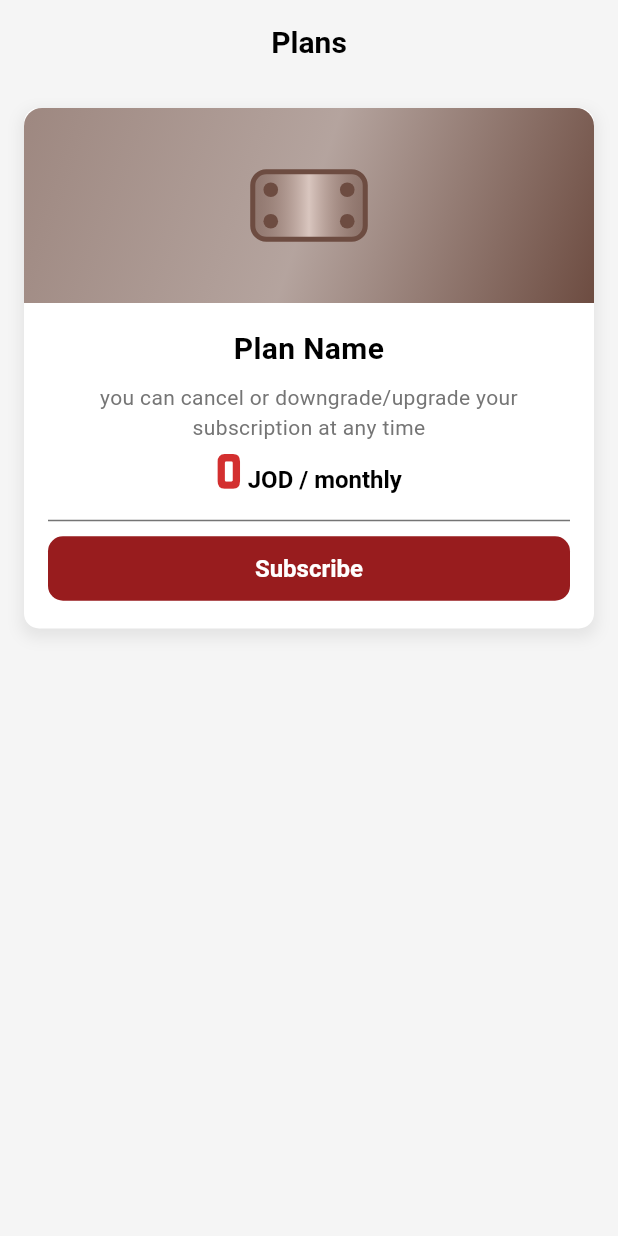
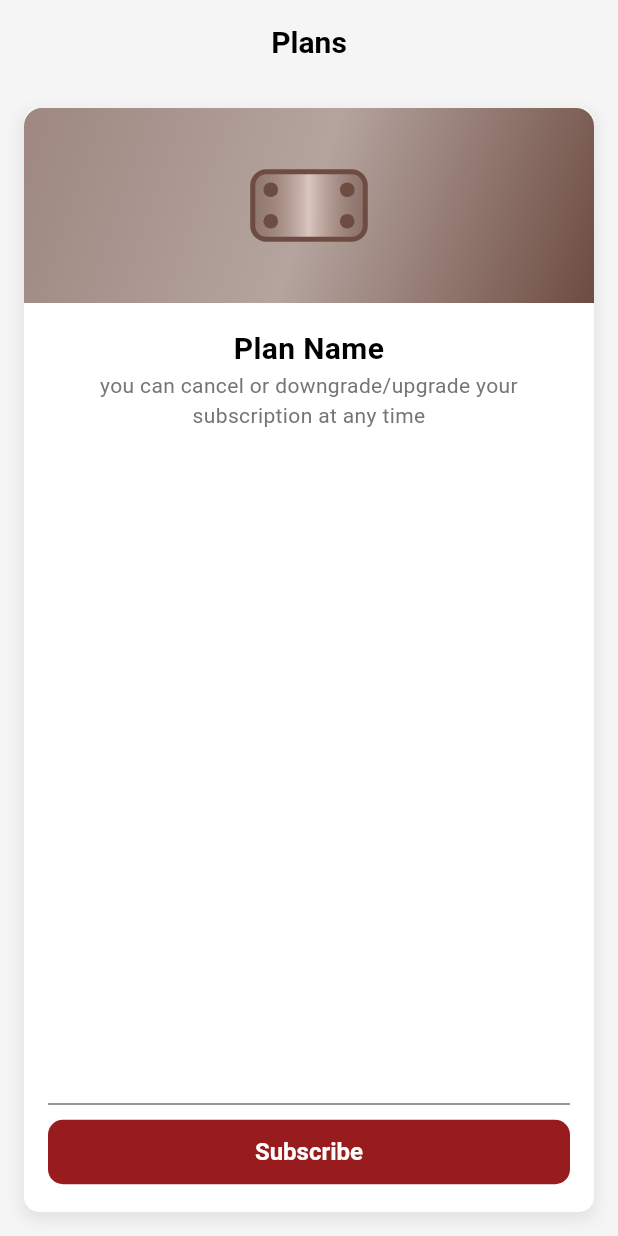
Before and after one commit to jo-plate/joplate-mobile-app, a Flutter app: the screen it shows after launch, on a phone screen of 412 x 824 dp. Run offline on Flutter 3.47's test engine with Material 3 defaults, Android fonts, the phone set to English and light mode, and no system bars; drawn by our look-alikes of carousel_slider; our stand-ins replace auto_route, cloud_firestore, firebase_auth, firebase_core, flutter_bloc, freezed_annotation and 3 more; accounts and stored records are empty.

Commit message:
fix plans

```diff
--- a/lib/presentation/routes/pages/plans_screen/plans_page.dart
+++ b/lib/presentation/routes/pages/plans_screen/plans_page.dart
@@ -12,7 +12,7 @@ class PlansPage extends StatefulWidget {
 }
 
 class _PlansPageState extends State<PlansPage> {
-  List<Color> get colors => const [Color(0xFF6D4C41), Color(0xFFD4AF37), Color.fromARGB(255, 0, 109, 142)];
+  List<Color> get colors => const [Color(0xFF6D4C41), Color(0xFFD4AF37), Color.fromARGB(255, 75, 140, 160)];
 
   @override
   Widget build(BuildContext context) {
@@ -23,17 +23,19 @@ class _PlansPageState extends State<PlansPage> {
           backgroundColor: Colors.grey[100],
           foregroundColor: Colors.black,
         ),
-        body: CarouselSlider.builder(
+        body: SafeArea(
+          child: CarouselSlider.builder(
               options: CarouselOptions(
                 autoPlay: true,
                 padEnds: true,
                 viewportFraction: 1,
-              aspectRatio: 9 / 16,
+                height: MediaQuery.of(context).size.height,
                 enlargeCenterPage: false,
               ),
               itemCount: 3,
               itemBuilder: (BuildContext context, int index, int realIndex) {
-              return PlanWidget(color: colors[index]);
-            }));
+                return Expanded(child: PlanWidget(color: colors[index]));
+              }),
+        ));
   }
 }
--- a/lib/presentation/routes/pages/plans_screen/ui/plan_widget.dart
+++ b/lib/presentation/routes/pages/plans_screen/ui/plan_widget.dart
@@ -10,15 +10,14 @@ class PlanWidget extends StatelessWidget {
   final Color color;
   @override
   Widget build(BuildContext context) {
-    return Expanded(
-      child: Padding(
+    return Padding(
       padding: const EdgeInsets.all(16.0),
       child: Column(
         crossAxisAlignment: CrossAxisAlignment.stretch,
-          mainAxisAlignment: MainAxisAlignment.start,
-          mainAxisSize: MainAxisSize.max,
+        mainAxisAlignment: MainAxisAlignment.center,
         children: [
-            Container(
+          Expanded(
+            child: Container(
               decoration: BoxDecoration(
                 borderRadius: BorderRadius.circular(10),
                 color: Colors.white,
@@ -34,7 +33,6 @@ class PlanWidget extends StatelessWidget {
               child: Column(
                 crossAxisAlignment: CrossAxisAlignment.stretch,
                 mainAxisAlignment: MainAxisAlignment.start,
-                mainAxisSize: MainAxisSize.max,
                 children: [
                   Container(
                     height: 130,
@@ -52,66 +50,48 @@ class PlanWidget extends StatelessWidget {
                       child: PlateIcon(size: 75, color: color),
                     ),
                   ),
-                  Padding(
+                  Expanded(
+                    child: Padding(
                       padding: const EdgeInsets.all(16.0),
                       child: Column(
                         crossAxisAlignment: CrossAxisAlignment.stretch,
-                      mainAxisAlignment: MainAxisAlignment.start,
-                      mainAxisSize: MainAxisSize.max,
                         children: [
-                        const Text("Plan Name",
+                          const Text(
+                            "Plan Name",
                             textAlign: TextAlign.center,
-                            style: TextStyle(color: Colors.black, fontWeight: FontWeight.w700, fontSize: 20.0)),
-                        const SizedBox(
-                          height: 8,
+                            style: TextStyle(
+                              color: Colors.black,
+                              fontWeight: FontWeight.w700,
+                              fontSize: 20.0,
                             ),
-                        Text("you can cancel or downgrade/upgrade your subscription at any time",
+                          ),
+                          Text(
+                            "you can cancel or downgrade/upgrade your subscription at any time",
                             textAlign: TextAlign.center,
                             style: TextStyle(
                               color: Colors.grey[600],
                               fontSize: 14.0,
-                            )),
-                        const SizedBox(
-                          height: 8,
                             ),
-                        RichText(
-                          textAlign: TextAlign.center,
-                          text: TextSpan(children: [
-                            TextSpan(
-                                text: "0",
-                                style: TextStyle(
-                                    fontFamily: 'Mandatory',
-                                    fontWeight: FontWeight.w700,
-                                    color: Colors.red[700],
-                                    fontSize: 28.0)),
-                            const TextSpan(
-                              text: " JOD / monthly",
-                              style: TextStyle(
-                                fontWeight: FontWeight.w700,
-                                color: Colors.black,
-                                fontSize: 16.0,
                           ),
-                            )
-                          ]),
-                        ),
-                        const SizedBox(
-                          height: 8,
-                        ),
+                          const Spacer(),
                           Divider(
                             color: Colors.grey[600],
                             thickness: 1,
                           ),
-                        FilledButton(onPressed: () {}, child: const Text("Subscribe"))
+                          FilledButton(
+                            onPressed: () {},
+                            child: const Text("Subscribe"),
+                          )
                         ],
+                      ),
                     ),
                   ),
                 ],
               ),
+            ),
           )
         ],
       ),
-      ),
     );
-    ;
   }
 }
```
Lines whose indentation alone changed are shown as unchanged.
